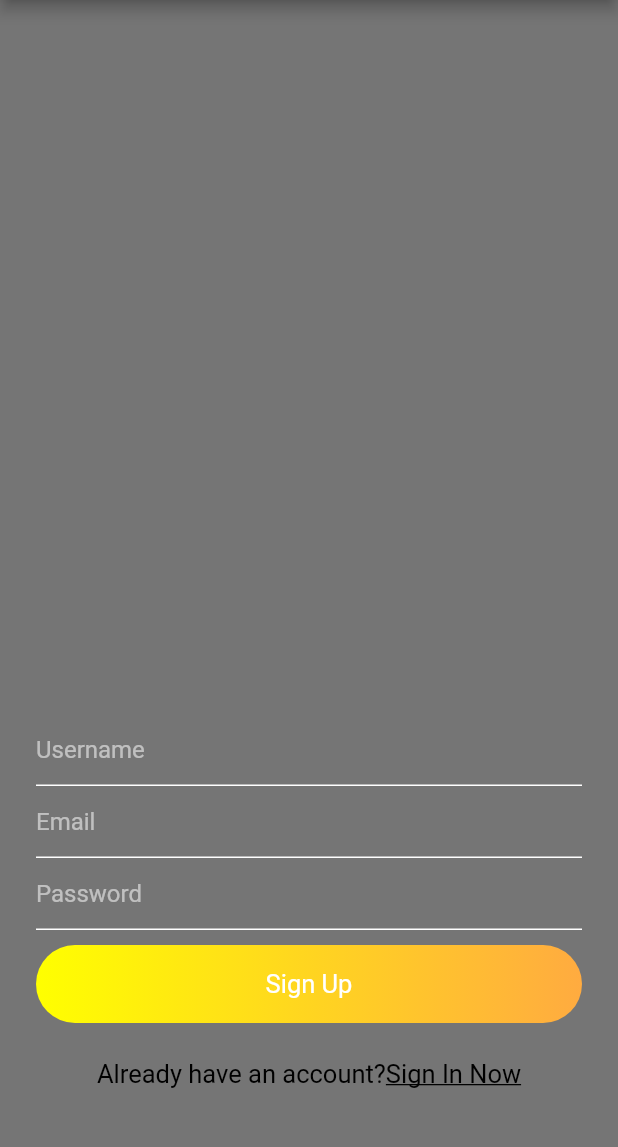
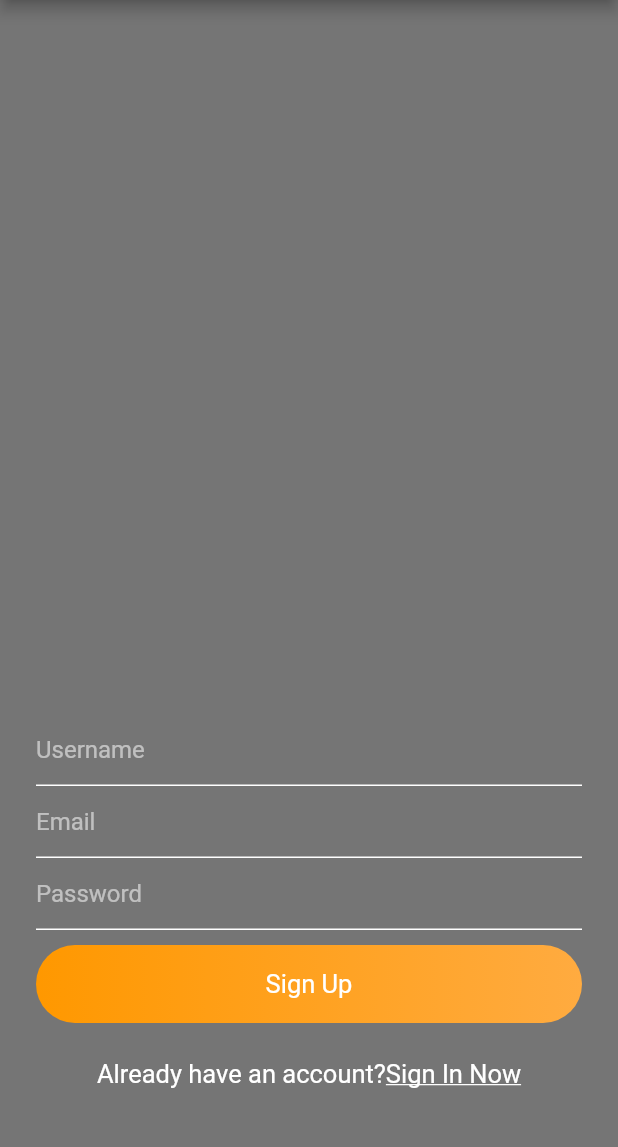
Before and after one commit to hiralrnagda/Lets-Chat, a Flutter app: the screen it shows after launch, after a tap on "Sign In", after a tap on "Register Now", on a phone screen of 412 x 824 dp, the part 84-1231 px from its top. Run offline on Flutter 3.47's test engine with Material 2 defaults, Android fonts, the phone set to English and light mode, and no system bars; our stand-ins replace cloud_firestore, firebase_auth, firebase_core, fluttertoast, geolocator, google_fonts and 1 more; accounts and stored records are empty; network calls fail.

Commit message:
slight changes

```diff
--- a/lib/views/chatRoomScreen.dart
+++ b/lib/views/chatRoomScreen.dart
@@ -136,7 +136,7 @@ class ChatRoomTile extends StatelessWidget {
               child: Text(
                 "${userName.substring(0, 1).toUpperCase()}",
                 textAlign: TextAlign.center,
-                style: simpleTextStyle(),
+                style: TextStyle(color: Colors.black, fontSize: 16),
               ),
             ),
             SizedBox(
@@ -145,7 +145,7 @@ class ChatRoomTile extends StatelessWidget {
             Text(
               userName,
               textAlign: TextAlign.start,
-              style: TextStyle(color: Colors.white, fontSize: 16),
+              style: TextStyle(color: Colors.black, fontSize: 16),
             ),
             SizedBox(
               width: 100,
@@ -153,7 +153,7 @@ class ChatRoomTile extends StatelessWidget {
             Text(
               d,
               textAlign: TextAlign.start,
-              style: TextStyle(color: Colors.white, fontSize: 16),
+              style: TextStyle(color: Colors.black, fontSize: 16),
             ),
 
           ],
--- a/lib/views/conversationScreen.dart
+++ b/lib/views/conversationScreen.dart
@@ -148,8 +148,8 @@ class MessageTile extends StatelessWidget {
         decoration: BoxDecoration(
           gradient: LinearGradient(
             colors: isSendByMe
-                ? [Colors.orangeAccent, Colors.orangeAccent]
-                : [const Color(0x1AFFFFFF), const Color(0x1AFFFFFF)],
+                ? [Colors.orangeAccent,Colors.deepOrange]
+                : [Colors.orangeAccent.shade100, Colors.deepOrange.shade100],
           ),
           borderRadius: isSendByMe
               ? BorderRadius.only(
@@ -164,7 +164,7 @@ class MessageTile extends StatelessWidget {
         child: Text(
           message,
           textAlign: TextAlign.start,
-          style: TextStyle(color: Colors.white, fontSize: 17),
+          style: TextStyle(color: Colors.black, fontSize: 17),
         ),
       ),
     );
--- a/lib/views/signin.dart
+++ b/lib/views/signin.dart
@@ -116,7 +116,7 @@ class _SigninState extends State<Signin> {
                     padding: EdgeInsets.symmetric(vertical: 16),
                     decoration: BoxDecoration(
                         gradient: LinearGradient(colors: [
-                          Colors.yellowAccent,
+                          Colors.orange,
                           Colors.orangeAccent
                         ]),
                         borderRadius: BorderRadius.circular(30)),
--- a/lib/views/signup.dart
+++ b/lib/views/signup.dart
@@ -132,7 +132,7 @@ class _SignupState extends State<Signup> {
                           padding: EdgeInsets.symmetric(vertical: 16),
                           decoration: BoxDecoration(
                               gradient: LinearGradient(colors: [
-                                Colors.yellowAccent,
+                                Colors.orange,
                                 Colors.orangeAccent
                               ]),
                               borderRadius: BorderRadius.circular(30)),
@@ -162,7 +162,7 @@ class _SignupState extends State<Signup> {
                               child: Text(
                                 "Sign In Now",
                                 style: TextStyle(
-                                    color: Colors.black,
+                                    color: Colors.white,
                                     fontSize: 17,
                                     decoration: TextDecoration.underline),
                               ),
--- a/lib/widgets/widget.dart
+++ b/lib/widgets/widget.dart
@@ -19,9 +19,9 @@ InputDecoration textFieldDecoration(String hintText) {
 }
 
 TextStyle simpleTextStyle() {
-  return TextStyle(color: Colors.black, fontSize: 16);
+  return TextStyle(color: Colors.white, fontSize: 16);
 }
 
 TextStyle mediumTextStyle() {
-  return TextStyle(color: Colors.black, fontSize: 17);
+  return TextStyle(color: Colors.white, fontSize: 17);
 }
```
